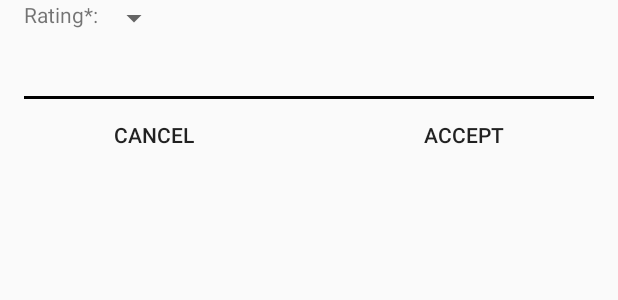
After one commit to pznkDev/WishListApp, an Android app: the layout fragment_movie_rating.xml on its own in the app's theme, with its tools: preview values and no code run, on a phone screen of 412 x 824 dp. The commit adds this screen. Shown: the top 300 px of the screen. Run offline under Robolectric (Android 15) with nearby library versions, the phone set to English and light mode, and no system bars.

Commit message:
Added function seen for unseenMovies. Created dialogFragment with Rating.

```diff
--- /dev/null
+++ b/WishListApp/app/src/main/res/layout/fragment_movie_rating.xml
@@ -0,0 +1,57 @@
+<?xml version="1.0" encoding="utf-8"?>
+<LinearLayout xmlns:android="http://schemas.android.com/apk/res/android"
+    android:orientation="vertical" android:layout_width="match_parent"
+    android:layout_height="match_parent">
+
+    <LinearLayout
+        android:layout_width="match_parent"
+        android:layout_height="wrap_content"
+        android:orientation="horizontal">
+
+        <TextView
+            android:layout_width="wrap_content"
+            android:layout_height="wrap_content"
+            android:layout_marginLeft="@dimen/general"
+            android:text="@string/movie_rating_title" />
+
+        <Spinner
+            android:id="@+id/spinner_rating"
+            android:layout_width="wrap_content"
+            android:layout_height="wrap_content"
+            android:spinnerMode="dialog"/>
+
+    </LinearLayout>
+
+    <View
+        android:id="@+id/SplitLine_hor2"
+        android:layout_width="match_parent"
+        android:layout_height="2dp"
+        android:layout_marginTop="40dp"
+        android:layout_marginLeft="@dimen/general"
+        android:layout_marginRight="@dimen/general"
+        android:background="@color/black" />
+
+    <LinearLayout
+        android:layout_width="match_parent"
+        android:layout_height="wrap_content"
+        android:orientation="horizontal">
+
+        <Button
+            android:id="@+id/btn_rating_cancel"
+            android:layout_width="wrap_content"
+            android:layout_height="wrap_content"
+            android:layout_weight="1"
+            android:background="@null"
+            android:text="@string/btn_movie_cancel" />
+
+        <Button
+            android:id="@+id/btn_rating_accept"
+            android:layout_width="wrap_content"
+            android:layout_height="wrap_content"
+            android:layout_weight="1"
+            android:background="@null"
+            android:text="@string/btn_movie_accept" />
+
+    </LinearLayout>
+
+</LinearLayout>
```
Also changed, not shown: WishListApp/app/src/main/java/com/kpi/slava/wishlistapp/adapters/MovieUnseenListAdapter.java (+11 -0 lines), WishListApp/app/src/main/java/com/kpi/slava/wishlistapp/fragments/RatingFragment.java (added, +115 -0 lines).
